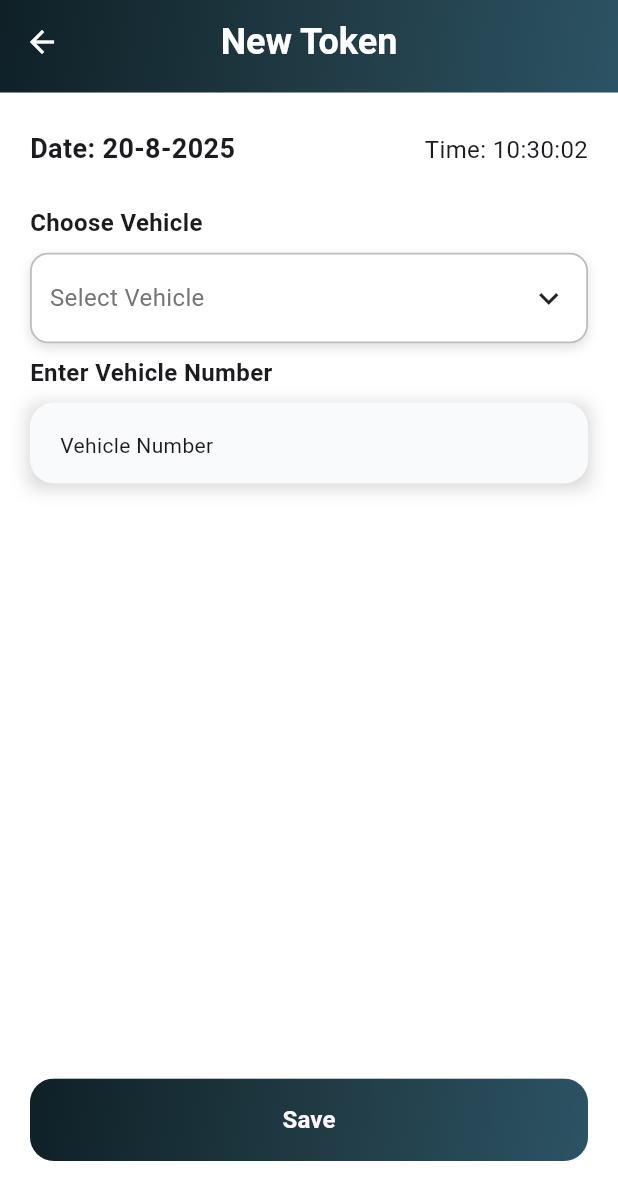
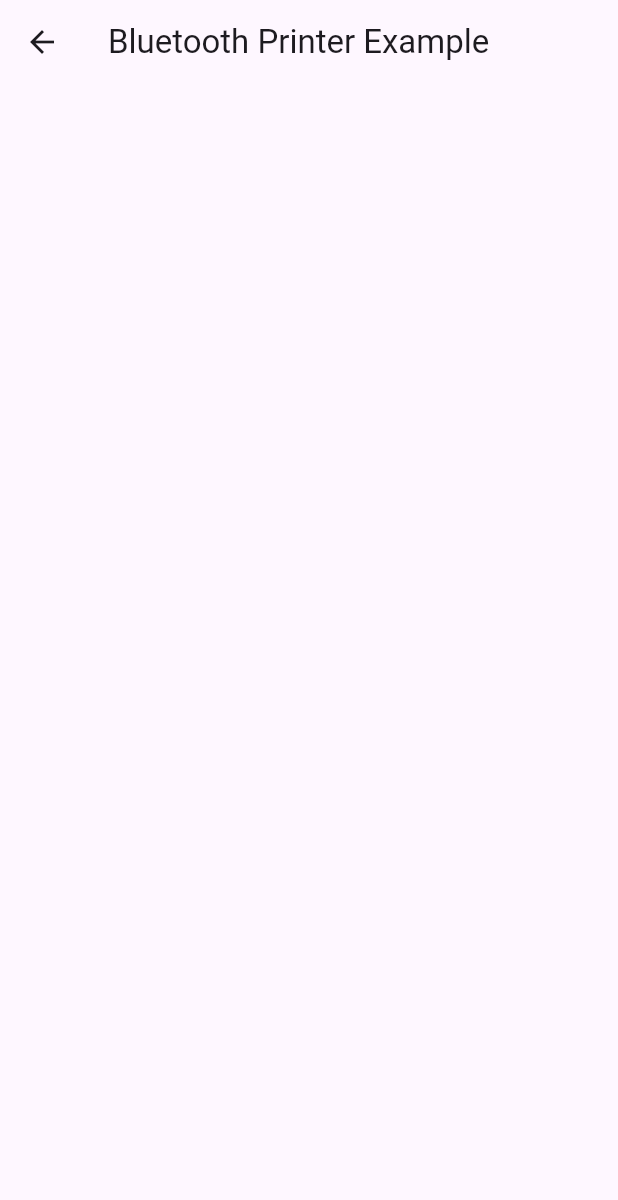
Before and after one commit to edusoftdevelopment/Edu-Token-System-App, a Flutter app: the AddNewTokenPage screen opened directly, after a tap on "Save", on a phone screen of 412 x 824 dp. Shown: the top 1200 px of the screen. Run offline on Flutter 3.47's test engine with Material 3 defaults, Android fonts, the phone set to English and light mode, and no system bars; drawn by our look-alikes of auto_size_text; our stand-ins replace device_info_plus, dio, flutter_dotenv, flutter_screenutil, flutter_svg, loading_animation_widget and 2 more.

Commit message:
worked on bluetooth permission

```diff
--- a/lib/feature/new_token/view/add_new_token_page.dart
+++ b/lib/feature/new_token/view/add_new_token_page.dart
@@ -3,6 +3,7 @@ import 'package:edu_token_system_app/core/common/common.dart';
 import 'package:edu_token_system_app/core/common/custom_button.dart';
 import 'package:edu_token_system_app/core/extension/extension.dart';
 import 'package:edu_token_system_app/core/utils/utils.dart';
+import 'package:edu_token_system_app/feature/token_history/view/token_history.dart';
 import 'package:loading_animation_widget/loading_animation_widget.dart';
 
 class AddNewTokenPage extends StatefulWidget {
@@ -227,7 +228,16 @@ class _AddNewTokenPageState extends State<AddNewTokenPage> {
                   const Spacer(),
                   CustomButton(
                     name: 'Save',
-                    onPressed: () {},
+                    onPressed: () {
+                      Navigator.push(
+                        context,
+                        MaterialPageRoute(
+                          builder: (context) {
+                            return TokenHistoryPage();
+                          },
+                        ),
+                      );
+                    },
                   ),
                   const SizedBox(height: 50),
                 ],
--- a/lib/feature/token_history/view/token_history.dart
+++ b/lib/feature/token_history/view/token_history.dart
@@ -1,83 +1,187 @@
-// import 'package:blue_thermal_printer/blue_thermal_printer.dart';
-// import 'package:flutter/material.dart';
+import 'dart:io';
 
-// class BluetoothPrintExample extends StatefulWidget {
-//   const BluetoothPrintExample({super.key});
+import 'package:edu_token_system_app/core/common/snack_bar/custom_snackbar.dart';
+import 'package:flutter/material.dart';
+import 'package:permission_handler/permission_handler.dart';
 
-//   @override
-//   State<BluetoothPrintExample> createState() => _BluetoothPrintExampleState();
-// }
+class TokenHistoryPage extends StatefulWidget {
+  const TokenHistoryPage({super.key});
 
-// class _BluetoothPrintExampleState extends State<BluetoothPrintExample> {
-//   BlueThermalPrinter bluetooth = BlueThermalPrinter.instance;
-//   List<BluetoothDevice> devices = [];
-//   BluetoothDevice? selectedDevice;
+  @override
+  State<TokenHistoryPage> createState() => _TokenHistoryPageState();
+}
 
-//   @override
-//   void initState() {
-//     super.initState();
-//     _getDevices();
-//   }
+class _TokenHistoryPageState extends State<TokenHistoryPage> {
+  /// Improved permission requester + debug prints.
+  /// Returns true if at least one core Bluetooth permission is actually granted,
+  /// or (when bluetooth enums are not available) locationWhenInUse is granted.
+  Future<bool> requestBluetoothPermissions() async {
+    if (!Platform.isAndroid && !Platform.isIOS) return true;
 
-//   /// Scan available Bluetooth devices
-//   Future<void> _getDevices() async {
-//     List<BluetoothDevice> availableDevices = await bluetooth.getBondedDevices();
-//     setState(() {
-//       devices = availableDevices;
-//     });
-//   }
+    final List<Permission> permissions = [];
 
-//   /// Connect to selected device
-//   Future<void> _connectPrinter() async {
-//     if (selectedDevice != null) {
-//       await bluetooth.connect(selectedDevice!);
-//     }
-//   }
+    if (Platform.isAndroid) {
+      permissions.addAll([
+        Permission.bluetooth,
+        Permission.bluetoothScan,
+        Permission.bluetoothConnect,
+        Permission.bluetoothAdvertise,
+        Permission.locationWhenInUse,
+      ]);
+    } else {
+      permissions.addAll([
+        Permission.bluetooth,
+        Permission.locationWhenInUse,
+      ]);
+    }
 
-//   /// Print test text
-//   Future<void> _printSample() async {
-//     await bluetooth.printNewLine();
-//     await bluetooth.printCustom("Hello from Flutter!", 1, 1);
-//     await bluetooth.printNewLine();
-//     await bluetooth.paperCut();
-//   }
+    // Request each permission (ignore thrown errors for unsupported enums)
+    for (final p in permissions) {
+      try {
+        await p.request();
+      } catch (e) {
+        debugPrint('request for $p threw: $e');
+      }
+    }
 
-//   @override
-//   Widget build(BuildContext context) {
-//     return Scaffold(
-//       appBar: AppBar(title: const Text("Bluetooth Printer Example")),
-//       body: Padding(
-//         padding: const EdgeInsets.all(16.0),
-//         child: Column(
-//           children: [
-//             DropdownButton<BluetoothDevice>(
-//               hint: const Text("Select Printer"),
-//               value: selectedDevice,
-//               onChanged: (BluetoothDevice? device) {
-//                 setState(() {
-//                   selectedDevice = device;
-//                 });
-//               },
-//               items: devices
-//                   .map((device) => DropdownMenuItem(
-//                         value: device,
-//                         child: Text(device.name ?? "Unknown"),
-//                       ))
-//                   .toList(),
-//             ),
-//             const SizedBox(height: 20),
-//             ElevatedButton(
-//               onPressed: _connectPrinter,
-//               child: const Text("Connect"),
-//             ),
-//             const SizedBox(height: 20),
-//             ElevatedButton(
-//               onPressed: _printSample,
-//               child: const Text("Print Test"),
-//             ),
-//           ],
-//         ),
-//       ),
-//     );
-//   }
-// }
+    // Collect statuses and print for debugging
+    final Map<Permission, PermissionStatus> statuses = {};
+    for (final p in permissions) {
+      try {
+        final s = await p.status;
+        statuses[p] = s;
+      } catch (e) {
+        debugPrint('status check for $p threw: $e');
+      }
+    }
+
+    // Debug output: print all statuses so you can see what the plugin returns.
+    debugPrint('--- Bluetooth permission statuses ---');
+    statuses.forEach((perm, stat) {
+      debugPrint('${perm.toString()} -> ${stat.toString()}');
+    });
+
+    // Decide success:
+    // If any bluetooth-related permission exists in statuses and is granted/limited -> success
+    final bluetoothKeys = <Permission>[
+      Permission.bluetooth,
+      Permission.bluetoothConnect,
+      Permission.bluetoothScan,
+      Permission.bluetoothAdvertise,
+    ];
+
+    final grantedBluetooth = bluetoothKeys.any((k) {
+      final s = statuses[k];
+      return s != null && (s.isGranted || s.isLimited);
+    });
+
+    if (grantedBluetooth) {
+      return true;
+    }
+
+    // If no bluetooth enums were available (statuses doesn't contain any of them),
+    // fallback to location permission (useful for older Android devices where location was needed for BLE scan)
+    final anyBluetoothEnumAvailable = bluetoothKeys.any(
+      (k) => statuses.containsKey(k),
+    );
+
+    if (!anyBluetoothEnumAvailable) {
+      final loc = statuses[Permission.locationWhenInUse];
+      if (loc != null && (loc.isGranted || loc.isLimited)) {
+        return true;
+      }
+    }
+
+    // Otherwise permission not sufficient
+    return false;
+  }
+
+  Future<bool> _anyPermissionPermanentlyDenied() async {
+    final List<Permission> checkPerms = [];
+    if (Platform.isAndroid) {
+      checkPerms.addAll([
+        Permission.bluetooth,
+        Permission.bluetoothScan,
+        Permission.bluetoothConnect,
+        Permission.bluetoothAdvertise,
+        Permission.locationWhenInUse,
+      ]);
+    } else if (Platform.isIOS) {
+      checkPerms.addAll([Permission.bluetooth, Permission.locationWhenInUse]);
+    }
+
+    for (final p in checkPerms) {
+      try {
+        final status = await p.status;
+        if (status.isPermanentlyDenied) return true;
+      } catch (_) {
+        // ignore unsupported enums
+      }
+    }
+    return false;
+  }
+
+  @override
+  void initState() {
+    super.initState();
+    // Request permissions as soon as the screen is shown (after first frame)
+    WidgetsBinding.instance.addPostFrameCallback((_) {
+      _askPermissionsOnEnter();
+    });
+  }
+
+  Future<void> _askPermissionsOnEnter() async {
+    final granted = await requestBluetoothPermissions();
+
+    if (!granted && mounted) {
+      final permanentlyDenied = await _anyPermissionPermanentlyDenied();
+      if (permanentlyDenied) {
+        _showOpenSettingsDialog();
+      } else {
+        CustomSnackbar.show(
+          context,
+          'Please provide the bluetooth permission',
+          gradientColors: const [Color(0xFFDC143C), Color(0xFF8B0000)],
+        );
+      }
+    }
+  }
+
+  void _showOpenSettingsDialog() {
+    showDialog(
+      context: context,
+      builder: (context) => AlertDialog(
+        title: const Text('Permission required'),
+        content: const Text(
+          'Bluetooth permission permanently denied. Please open app settings and allow Bluetooth permission to continue.',
+        ),
+        actions: [
+          TextButton(
+            onPressed: () => Navigator.of(context).pop(),
+            child: const Text('Cancel'),
+          ),
+          TextButton(
+            onPressed: () async {
+              Navigator.of(context).pop();
+              await openAppSettings();
+            },
+            child: const Text('Open Settings'),
+          ),
+        ],
+      ),
+    );
+  }
+
+  @override
+  Widget build(BuildContext context) {
+    return Scaffold(
+      appBar: AppBar(title: const Text("Bluetooth Printer Example")),
+      body: const Padding(
+        padding: EdgeInsets.all(16.0),
+        child: Column(
+          children: [],
+        ),
+      ),
+    );
+  }
+}
--- a/pubspec.yaml
+++ b/pubspec.yaml
@@ -49,6 +49,7 @@ dev_dependencies:
   build_runner: ^2.5.4
   custom_lint: ^0.7.6
   riverpod_lint: ^2.6.5
+  permission_handler: ^12.0.1
 
 # For information on the generic Dart part of this file, see the
 # following page: https://dart.dev/tools/pub/pubspec
```
Also changed, not shown: lib/core/common/snack_bar/custom_snackbar.dart (added, +90 -0 lines).
